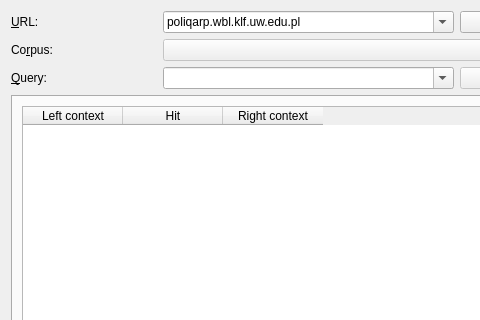
This is src/poliqarpwidget.ui in jsbien/djview-poliqarp_fork as Qt 5 draws it before an edit; both pictures show x 0 to 480 and y 0 to 320 of the 616 by 442 pixel window. The edited form follows.
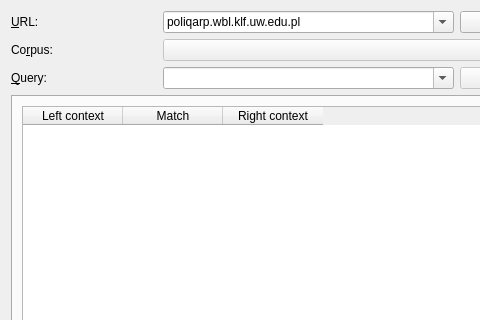
This is the edited form. The open tabs and pages were chosen to show the change. Custom widgets are drawn as their Qt base class.

Commit message: Rename 'Hit' to 'Match'. Closes #37 again.

Diff of the .ui file:
```diff
--- a/src/poliqarpwidget.ui
+++ b/src/poliqarpwidget.ui
@@ -147,7 +147,7 @@
          </column>
          <column>
           <property name="text">
-           <string>Hit</string>
+           <string>Match</string>
           </property>
          </column>
          <column>
```
Left out of the diff: 2 changed lines with no effect on the pictures.
